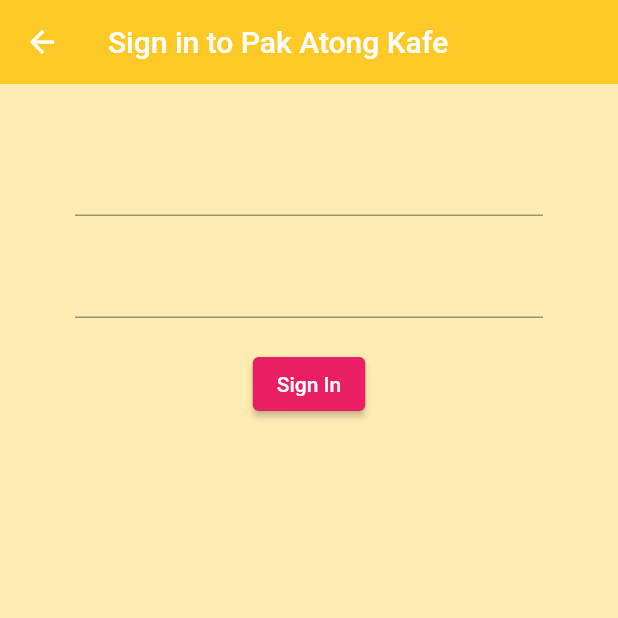
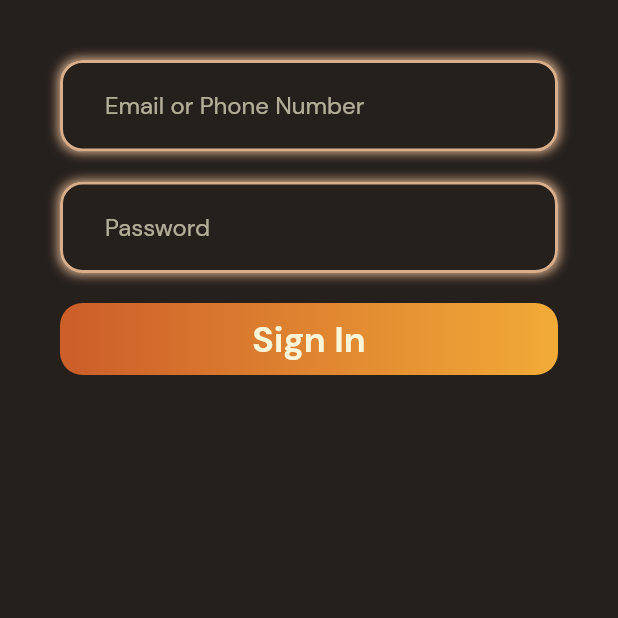
Before and after one commit to UTM-AD-Group-Bolt/Pak-Atong-Kafe-App, a Flutter app: the screen it shows after launch, after a tap on "Sign In", on a phone screen of 412 x 824 dp, the top half of it. Run offline on Flutter 3.47's test engine with Material 2 defaults, Android fonts, the phone set to English and light mode, and no system bars; our stand-ins replace firebase_auth, firebase_core; accounts and stored records are empty.

Commit message:
- Added the cursor selection themes - Added DMSans font - Updated the layout for Sign-in Page

```diff
--- a/lib/main.dart
+++ b/lib/main.dart
@@ -28,6 +28,13 @@ void main() async {
       create: (BuildContext context) {  },
       initialData: null,
       child: MaterialApp(
+        theme: ThemeData(
+          textSelectionTheme: TextSelectionThemeData(
+            cursorColor: Color(0xfff2ab37),
+            selectionColor: Color(0xff624840),
+            selectionHandleColor: Color(0xffcd5f2a),
+          ),
+        ),
         initialRoute: '/signin',
         routes: {
           '/': (context) => LoadingScreen(),
--- a/lib/pages/signInPage.dart
+++ b/lib/pages/signInPage.dart
@@ -17,43 +17,136 @@ class _SignInPageState extends State<SignInPage> {
   @override
   Widget build(BuildContext context) {
     return Scaffold(
-      backgroundColor: Colors.amber[100],
-      appBar: AppBar(
-        backgroundColor: Colors.amber[400],
-        elevation: 0.0,
-        title: Text('Sign in to Pak Atong Kafe'),
-      ),
+      backgroundColor: Color(0xff26201d),
       body: Container(
-        padding: EdgeInsets.symmetric(vertical: 20.0, horizontal: 50.0),
+        padding: EdgeInsets.symmetric(vertical: 20.0, horizontal: 40.0),
         child: Form(
           child: Column(
             children: <Widget>[
               SizedBox(height: 20.0),
-              TextFormField(
+              Container(
+                decoration: BoxDecoration(
+                  borderRadius: BorderRadius.circular(15.0),
+                  color: Color(0xff26201d),
+                  boxShadow: [
+                    BoxShadow(
+                      color: Color(0xffd8ae8b),
+                      blurRadius: 5.0,
+                      spreadRadius: 1.0,
+                    )
+                  ],
+                ),
+                child: TextFormField(
+                  decoration: new InputDecoration(
+                    hintText: 'Email or Phone Number',
+                    contentPadding: EdgeInsets.only(left: 30.0, right: 30.0, top: 20.0, bottom: 20.0),
+                    hintStyle: TextStyle(
+                        fontFamily: 'DMSans',
+                        fontSize: 16.0,
+                        color: Color(0xaafaf5d8),
+                    ),
+                    fillColor: Colors.white,
+                    focusedBorder: OutlineInputBorder(
+                      borderRadius: BorderRadius.circular(15.0),
+                      borderSide: BorderSide(
+                        color: Color(0xfff2ab37),
+                        width: 4.0,
+                      ),
+                    ),
+                    enabledBorder: OutlineInputBorder(
+                      borderRadius: BorderRadius.circular(15.0),
+                      borderSide: BorderSide(
+                        color: Color(0xffd8ae8b),
+                        width: 2.0,
+                      ),
+                    ),
+                  ),
+                  style: TextStyle(
+                    color: Color(0xfffaf5d8),
+                  ),
                   onChanged: (val) {
                     setState(() => email = val);
                   },
                 ),
+              ),
               SizedBox(height: 20.0),
-              TextFormField(
+              Container(
+                decoration: BoxDecoration(
+                  borderRadius: BorderRadius.circular(15.0),
+                  color: Color(0xff26201d),
+                  boxShadow: [
+                    BoxShadow(
+                      color: Color(0xffd8ae8b),
+                      blurRadius: 5.0,
+                      spreadRadius: 1.0,
+                    )
+                  ],
+                ),
+                child: TextFormField(
+                  decoration: new InputDecoration(
+                    hintText: 'Password',
+                    contentPadding: EdgeInsets.only(left: 30.0, right: 30.0, top: 20.0, bottom: 20.0),
+                    hintStyle: TextStyle(
+                        fontFamily: 'DMSans',
+                        fontSize: 16.0,
+                        color: Color(0xaafaf5d8),
+                    ),
+                    focusedBorder: OutlineInputBorder(
+                      borderRadius: BorderRadius.circular(15.0),
+                      borderSide: BorderSide(
+                        color: Color(0xfff2ab37),
+                        width: 4.0,
+                      ),
+                    ),
+                    enabledBorder: OutlineInputBorder(
+                      borderRadius: BorderRadius.circular(15.0),
+                      borderSide: BorderSide(
+                        color: Color(0xffd8ae8b),
+                        width: 2.0,
+                      ),
+                    ),
+                  ),
+                  style: TextStyle(
+                    color: Color(0xfffaf5d8),
+                  ),
                   obscureText: true,
                   onChanged: (val) {
                     setState(() => password = val);
                   },
                 ),
+              ),
               SizedBox(height: 20.0),
-              ElevatedButton(
+              Container(
+                width: double.infinity,
+                decoration: BoxDecoration(
+                  borderRadius: BorderRadius.circular(15.0),
+                  gradient: LinearGradient(
+                  begin: Alignment(-0.95, 0.0),
+                  end: Alignment(1.0, 0.0),
+                  colors: [Color(0xffcd5f2a), Color(0xfff2ab37)],
+                  stops: [0.0, 1.0],
+                  ),
+                ),
+                child: ElevatedButton(
                   style: ElevatedButton.styleFrom(
-                  backgroundColor: Colors.pink,
+                    backgroundColor: Color(0x00ff0000),
+                    elevation: 0.0,
+                    shadowColor: Color(0x00ff0000),
                   ),
                   child: Text(
                     'Sign In',
-                    style: TextStyle(color: Colors.white),
+                    style: TextStyle(
+                      fontFamily: 'DMSans',
+                      fontWeight: FontWeight.w700,
+                      fontSize: 24.0,
+                      color: Color(0xfffaf5d8),
+                    ),
                   ),
                   onPressed: () async {
                     print(email);
                     print(password);
-                  }
+                  },
+                ),
               ),
             ],
           ),
--- a/lib/pages/wrapper.dart
+++ b/lib/pages/wrapper.dart
@@ -1,4 +1,4 @@
-import 'package:myapp/models/user.dart';
+import 'package:myapp/models/myuser.dart';
 import 'package:myapp/pages/authenticate.dart';
 import 'package:myapp/pages/HomePage.dart';
 import 'package:flutter/material.dart';
@@ -8,7 +8,7 @@ class Wrapper extends StatelessWidget {
   @override
   Widget build(BuildContext context) {
 
-    final user = Provider.of<User2>(context);
+    final user = Provider.of<MyUser>(context);
     print(user);
 
     // return either the Home or Authenticate widget
```
Also changed, not shown: pubspec.yaml (+16 -0 lines), assets/fonts/DMSans-Bold.ttf (added), assets/fonts/DMSans-BoldItalic.ttf (added), assets/fonts/DMSans-Italic.ttf (added), assets/fonts/DMSans-Medium.ttf (added), assets/fonts/DMSans-MediumItalic.ttf (added), assets/fonts/DMSans-Regular.ttf (added), pubspec.lock. Lines whose indentation alone changed are shown as unchanged.
